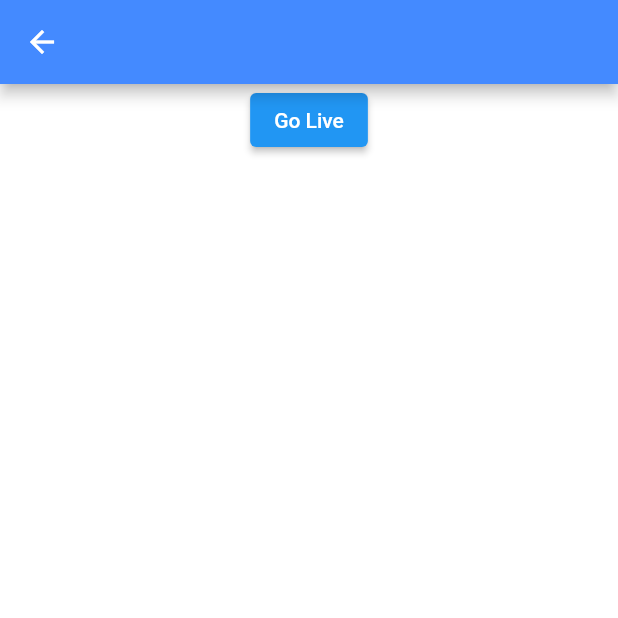
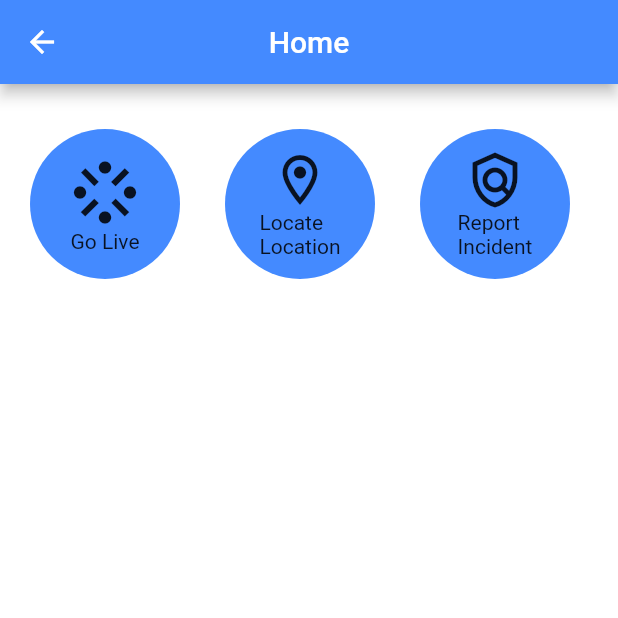
Before and after one commit to GoyalRocks/Crime_Detection, a Flutter app: the Home screen opened by its route, on a phone screen of 412 x 824 dp, the top half of it. Run offline on Flutter 3.47's test engine with Material 2 defaults, Android fonts, the phone set to English and light mode, and no system bars; our stand-ins replace firebase_auth, firebase_core, google_maps_flutter, permission_handler, pinput; missing offline and left inert: zego_uikit_prebuilt_live_streaming; accounts and stored records are empty.

Commit message:
Add files via upload

```diff
--- a/lib/home_page.dart
+++ b/lib/home_page.dart
@@ -20,18 +20,87 @@ class _HomeState extends State<Home> {
   Widget build(BuildContext context) {
     return Scaffold(
       appBar: AppBar(
-        backgroundColor: Colors.blueAccent
+        backgroundColor: Colors.blueAccent,
+        centerTitle: true,
+        title: const Text("Home"),
       ),
       backgroundColor: Colors.white,
       body: Container(
-        margin: const EdgeInsets.only(left: 30, right: 30),
-        child: Row(
-          mainAxisAlignment: MainAxisAlignment.center,
-          children: [
-            ElevatedButton(onPressed: (){
-              Navigator.pushNamed(context, 'video');
-            }, child: const Text("Go Live"))
-          ],
+        margin: const EdgeInsets.only(left: 20, right: 20, top: 30, bottom: 30),
+        child: Center(
+          child: Column(
+            children: [
+              Row(
+                children: [
+                  SizedBox.fromSize(
+                    size: const Size(100, 100),
+                    child: ClipOval(
+                      child: Material(
+                        color: Colors.blueAccent,
+                        child: InkWell(
+                          splashColor: Colors.white,
+                          onTap: () {
+                            Navigator.pushNamed(context, 'video');
+                          },
+                          child: Column(
+                            mainAxisAlignment: MainAxisAlignment.center,
+                            children: const <Widget>[
+                              Icon(Icons.stream, size: 50,), // <-- Icon
+                              Text("Go Live"), // <-- Text
+                            ],
+                          ),
+                        ),
+                      ),
+                    ),
+                  ),
+                  const SizedBox(width: 30,),
+                  SizedBox.fromSize(
+                    size: const Size(100, 100),
+                    child: ClipOval(
+                      child: Material(
+                        color: Colors.blueAccent,
+                        child: InkWell(
+                          splashColor: Colors.white,
+                          onTap: () {
+
+                          },
+                          child: Column(
+                            mainAxisAlignment: MainAxisAlignment.center,
+                            children: const <Widget>[
+                              Icon(Icons.location_on_outlined, size: 40,), // <-- Icon
+                              Text("Locate\nLocation"), // <-- Text
+                            ],
+                          ),
+                        ),
+                      ),
+                    ),
+                  ),
+                  const SizedBox(width: 30,),
+                  SizedBox.fromSize(
+                    size: const Size(100, 100),
+                    child: ClipOval(
+                      child: Material(
+                        color: Colors.blueAccent,
+                        child: InkWell(
+                          splashColor: Colors.white,
+                          onTap: () {
+
+                          },
+                          child: Column(
+                            mainAxisAlignment: MainAxisAlignment.center,
+                            children: const <Widget>[
+                              Icon(Icons.policy_outlined, size: 40,), // <-- Icon
+                              Text("Report\nIncident"), // <-- Text
+                            ],
+                          ),
+                        ),
+                      ),
+                    ),
+                  ),
+                ],
+              )
+            ],
+          )
         ),
       ),
     );
--- a/lib/main.dart
+++ b/lib/main.dart
@@ -12,7 +12,7 @@ void main() async{
   await Firebase.initializeApp();
   runApp(MaterialApp(
     debugShowCheckedModeBanner: false,
-    initialRoute: 'home',
+    initialRoute: 'register',
     routes: {
       'verify' : (context) => const MyVerify(),
       'register': (context) => const MyRegister(),
```
Also changed, not shown: assets/instagram_live.png (added), assets/live_icon.png (deleted), 1 other file.
